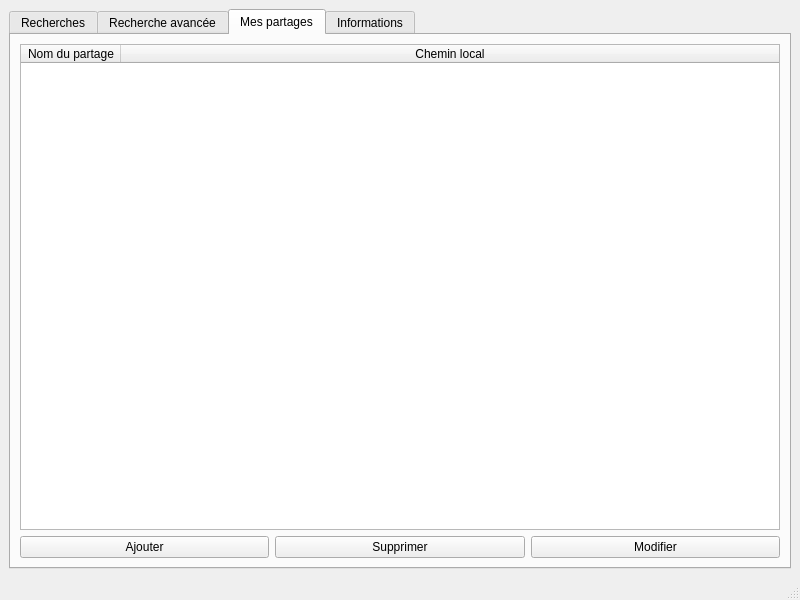
Above: pyrex.ui from MaximeCheramy/pyrex before the change. Below: the same form after it.
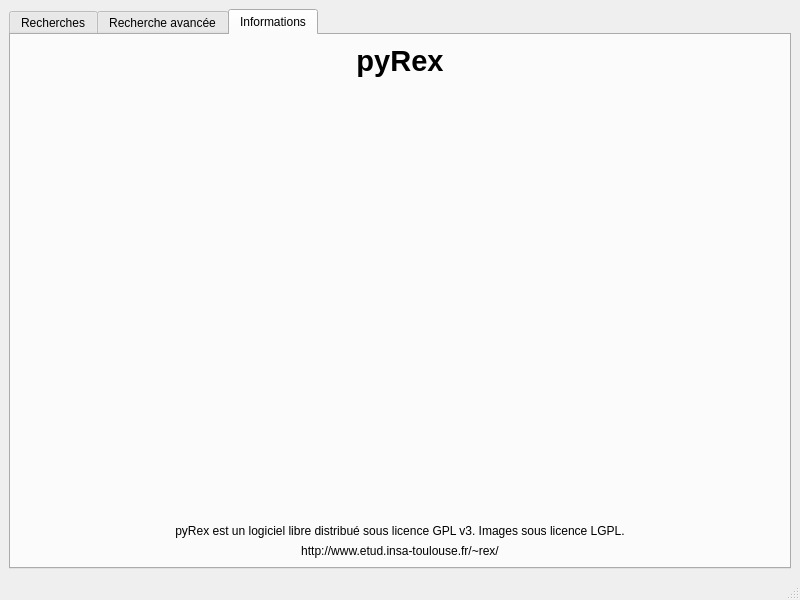
That is the form after the change. Icons and pictures are not drawn.

What changed in the file:
```diff
--- a/pyrex.ui
+++ b/pyrex.ui
@@ -436,61 +436,6 @@
         </item>
        </layout>
       </widget>
-      <widget class="QWidget" name="tab_6">
-       <attribute name="title">
-        <string>Mes partages</string>
-       </attribute>
-       <layout class="QVBoxLayout" name="verticalLayout_8">
-        <item>
-         <widget class="QTableWidget" name="tableWidget_3">
-          <attribute name="horizontalHeaderShowSortIndicator" stdset="0">
-           <bool>false</bool>
-          </attribute>
-          <attribute name="horizontalHeaderStretchLastSection">
-           <bool>true</bool>
-          </attribute>
-          <attribute name="verticalHeaderVisible">
-           <bool>false</bool>
-          </attribute>
-          <column>
-           <property name="text">
-            <string>Nom du partage</string>
-           </property>
-          </column>
-          <column>
-           <property name="text">
-            <string>Chemin local</string>
-           </property>
-          </column>
-         </widget>
-        </item>
-        <item>
-         <layout class="QHBoxLayout" name="horizontalLayout_6">
-          <item>
-           <widget class="QPushButton" name="btn_ajouter_partage">
-            <property name="text">
-             <string>Ajouter</string>
-            </property>
-           </widget>
-          </item>
-          <item>
-           <widget class="QPushButton" name="pushButton_8">
-            <property name="text">
-             <string>Supprimer</string>
-            </property>
-           </widget>
-          </item>
-          <item>
-           <widget class="QPushButton" name="pushButton_7">
-            <property name="text">
-             <string>Modifier</string>
-            </property>
-           </widget>
-          </item>
-         </layout>
-        </item>
-       </layout>
-      </widget>
       <widget class="QWidget" name="tab">
        <attribute name="title">
         <string>Informations</string>
```
Left out of the diff: 4 changed lines with no effect on the pictures.
